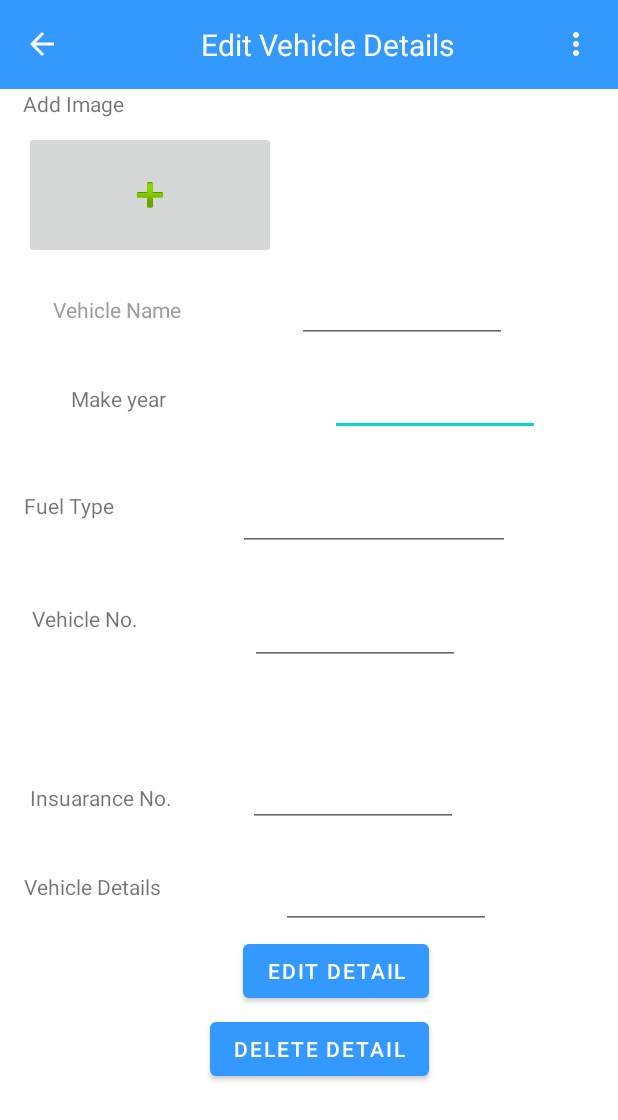
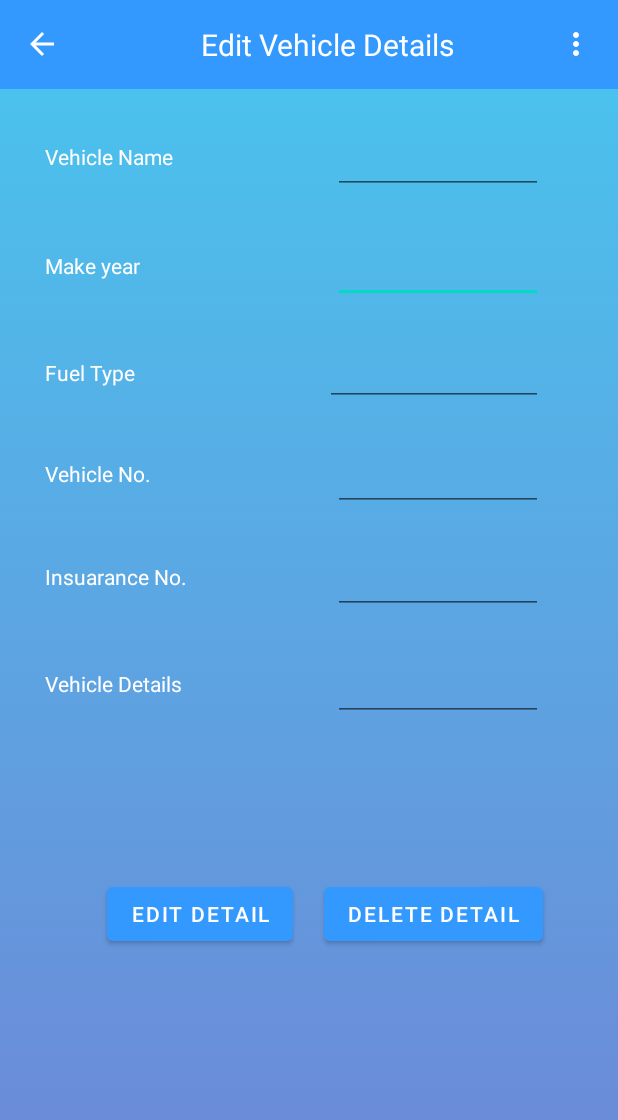
Before and after one commit to SulakshanaGeeth/slcybercrew, an Android app: the editvehicaldetails screen opened directly, with no data from a screen before it, on a phone screen of 412 x 824 dp. Shown: the top 1120 px of the screen. Run offline under Robolectric (Android 15) with nearby library versions, the phone set to English and light mode, and no system bars.

Commit message:
finalized Add vehicle part

```diff
--- /dev/null
+++ b/app/src/main/res/drawable/gradient_background.xml
@@ -0,0 +1,10 @@
+<?xml version="1.0" encoding="utf-8"?>
+<selector xmlns:android="http://schemas.android.com/apk/res/android">
+
+    <item>
+        <shape>
+            <gradient android:angle="90" android:startColor="#6f86d6" android:endColor="#48c6ef" android:type="linear"/>
+        </shape>
+    </item>
+
+</selector>
--- a/app/src/main/res/layout/activity_editvehicaldetails.xml
+++ b/app/src/main/res/layout/activity_editvehicaldetails.xml
@@ -4,7 +4,7 @@
     xmlns:tools="http://schemas.android.com/tools"
     android:layout_width="match_parent"
     android:layout_height="match_parent"
-    android:background="#FFFFFF"
+    android:background="@drawable/gradient_background"
     tools:context=".entervehicledetail">
 
     <include
@@ -13,47 +13,25 @@
 
 
     <TextView
-        android:id="@+id/textView2"
-        android:layout_width="wrap_content"
-        android:layout_height="wrap_content"
-        android:text="@string/addimage"
-        app:layout_constraintEnd_toEndOf="parent"
-        app:layout_constraintHorizontal_bias="0.045"
+        android:id="@+id/textView3"
+        android:layout_width="92dp"
+        android:layout_height="37dp"
+        android:layout_marginStart="30dp"
+        android:layout_marginTop="35dp"
+        android:text="@string/model2"
+        android:textColor="#FDFDFD"
+        android:textSize="14sp"
         app:layout_constraintStart_toStartOf="parent"
         app:layout_constraintTop_toBottomOf="@+id/include2" />
 
-    <ImageButton
-        android:id="@+id/imageButton"
-        android:layout_width="168dp"
-        android:layout_height="85dp"
-        android:layout_marginTop="28dp"
-        app:layout_constraintEnd_toEndOf="parent"
-        app:layout_constraintHorizontal_bias="0.065"
-        app:layout_constraintStart_toStartOf="parent"
-        app:layout_constraintTop_toTopOf="@+id/textView2"
-        app:srcCompat="@android:drawable/ic_input_add" />
-
-    <TextView
-        android:id="@+id/textView3"
-        android:layout_width="wrap_content"
-        android:layout_height="wrap_content"
-        android:layout_marginTop="24dp"
-        android:text="@string/model2"
-        android:textColor="#9E9D9D"
-        android:textSize="14sp"
-        app:layout_constraintEnd_toEndOf="parent"
-        app:layout_constraintHorizontal_bias="0.108"
-        app:layout_constraintStart_toStartOf="parent"
-        app:layout_constraintTop_toBottomOf="@+id/imageButton" />
-
     <TextView
         android:id="@+id/textView4"
-        android:layout_width="wrap_content"
-        android:layout_height="wrap_content"
-        android:layout_marginTop="40dp"
+        android:layout_width="80dp"
+        android:layout_height="36dp"
+        android:layout_marginStart="30dp"
+        android:layout_marginTop="35dp"
         android:text="@string/makeyear2"
-        app:layout_constraintEnd_toStartOf="@+id/et_edit_vehicle_year"
-        app:layout_constraintHorizontal_bias="0.301"
+        android:textColor="#FFFFFF"
         app:layout_constraintStart_toStartOf="parent"
         app:layout_constraintTop_toBottomOf="@+id/textView3" />
 
@@ -61,7 +39,7 @@
         android:id="@+id/et_edit_vehicle_year"
         android:layout_width="wrap_content"
         android:layout_height="wrap_content"
-        android:layout_marginEnd="52dp"
+        android:layout_marginEnd="50dp"
         android:ems="10"
         android:inputType="textPersonName"
         android:minHeight="48dp"
@@ -74,35 +52,34 @@
         android:id="@+id/et_edit_vehicle_name"
         android:layout_width="wrap_content"
         android:layout_height="wrap_content"
-        android:layout_marginTop="8dp"
+        android:layout_marginEnd="50dp"
         android:ems="10"
         android:inputType="textPersonName"
         android:minHeight="48dp"
         android:text="@string/model"
         android:textSize="12sp"
-        app:layout_constraintEnd_toEndOf="parent"
-        app:layout_constraintHorizontal_bias="0.509"
-        app:layout_constraintStart_toEndOf="@+id/textView3"
-        app:layout_constraintTop_toBottomOf="@+id/imageButton" />
+        app:layout_constraintBaseline_toBaselineOf="@+id/textView3"
+        app:layout_constraintEnd_toEndOf="parent" />
 
     <TextView
         android:id="@+id/textView5"
-        android:layout_width="wrap_content"
-        android:layout_height="wrap_content"
-        android:layout_marginStart="16dp"
-        android:layout_marginTop="52dp"
+        android:layout_width="80dp"
+        android:layout_height="32dp"
+        android:layout_marginStart="30dp"
+        android:layout_marginTop="35dp"
         android:text="@string/fueltype"
+        android:textColor="#FFFFFF"
         app:layout_constraintStart_toStartOf="parent"
         app:layout_constraintTop_toBottomOf="@+id/textView4" />
 
     <TextView
         android:id="@+id/textView7"
-        android:layout_width="wrap_content"
-        android:layout_height="wrap_content"
-        android:layout_marginTop="56dp"
+        android:layout_width="93dp"
+        android:layout_height="33dp"
+        android:layout_marginStart="30dp"
+        android:layout_marginTop="35dp"
         android:text="Vehicle No."
-        app:layout_constraintEnd_toStartOf="@+id/et_edit_vehicle_no"
-        app:layout_constraintHorizontal_bias="0.219"
+        android:textColor="#FFFFFF"
         app:layout_constraintStart_toStartOf="parent"
         app:layout_constraintTop_toBottomOf="@+id/textView5" />
 
@@ -110,36 +87,34 @@
         android:id="@+id/et_edit_vehicle_no"
         android:layout_width="wrap_content"
         android:layout_height="wrap_content"
-        android:layout_marginTop="28dp"
+        android:layout_marginEnd="50dp"
         android:ems="10"
         android:inputType="textPersonName"
         android:minHeight="48dp"
         android:text="@string/licenceno"
         android:textSize="12sp"
-        app:layout_constraintEnd_toEndOf="parent"
-        app:layout_constraintHorizontal_bias="0.612"
-        app:layout_constraintStart_toStartOf="parent"
-        app:layout_constraintTop_toBottomOf="@+id/et_edit_fuel_type" />
+        app:layout_constraintBaseline_toBaselineOf="@+id/textView7"
+        app:layout_constraintEnd_toEndOf="parent" />
 
     <TextView
         android:id="@+id/textView9"
-        android:layout_width="wrap_content"
-        android:layout_height="wrap_content"
-        android:layout_marginTop="100dp"
+        android:layout_width="117dp"
+        android:layout_height="36dp"
+        android:layout_marginStart="30dp"
+        android:layout_marginTop="35dp"
         android:text="Insuarance No."
-        app:layout_constraintEnd_toEndOf="parent"
-        app:layout_constraintHorizontal_bias="0.063"
+        android:textColor="#FFFFFF"
         app:layout_constraintStart_toStartOf="parent"
         app:layout_constraintTop_toBottomOf="@+id/textView7" />
 
     <TextView
         android:id="@+id/textView12"
-        android:layout_width="wrap_content"
-        android:layout_height="wrap_content"
-        android:layout_marginTop="40dp"
+        android:layout_width="126dp"
+        android:layout_height="39dp"
+        android:layout_marginStart="30dp"
+        android:layout_marginTop="35dp"
         android:text="Vehicle Details"
-        app:layout_constraintEnd_toEndOf="parent"
-        app:layout_constraintHorizontal_bias="0.05"
+        android:textColor="#FFFFFF"
         app:layout_constraintStart_toStartOf="parent"
         app:layout_constraintTop_toBottomOf="@+id/textView9" />
 
@@ -147,67 +122,59 @@
         android:id="@+id/et_edit_insurance_no"
         android:layout_width="wrap_content"
         android:layout_height="wrap_content"
-        android:layout_marginTop="60dp"
+        android:layout_marginEnd="50dp"
         android:ems="10"
         android:inputType="textPersonName"
         android:minHeight="48dp"
         android:text="@string/insuarance"
         android:textSize="12sp"
-        app:layout_constraintEnd_toEndOf="parent"
-        app:layout_constraintHorizontal_bias="0.322"
-        app:layout_constraintStart_toEndOf="@+id/textView9"
-        app:layout_constraintTop_toBottomOf="@+id/et_edit_vehicle_no" />
+        app:layout_constraintBaseline_toBaselineOf="@+id/textView9"
+        app:layout_constraintEnd_toEndOf="parent" />
 
     <EditText
         android:id="@+id/et_edit_vehicle_details"
         android:layout_width="wrap_content"
         android:layout_height="wrap_content"
-        android:layout_marginTop="20dp"
+        android:layout_marginEnd="50dp"
         android:ems="10"
         android:inputType="textPersonName"
         android:minHeight="48dp"
         android:text="@string/notes"
         android:textSize="12sp"
-        app:layout_constraintEnd_toEndOf="parent"
-        app:layout_constraintHorizontal_bias="0.487"
-        app:layout_constraintStart_toEndOf="@+id/textView12"
-        app:layout_constraintTop_toBottomOf="@+id/et_edit_insurance_no" />
+        app:layout_constraintBaseline_toBaselineOf="@+id/textView12"
+        app:layout_constraintEnd_toEndOf="parent" />
 
     <Button
         android:id="@+id/btn_edit_vehicle"
         android:layout_width="wrap_content"
         android:layout_height="wrap_content"
-        android:layout_marginTop="4dp"
+        android:layout_marginStart="50dp"
+        android:layout_marginTop="100dp"
         android:text="Edit Detail"
         app:backgroundTint="#3399FF"
-        app:layout_constraintEnd_toEndOf="parent"
-        app:layout_constraintHorizontal_bias="0.562"
+        app:layout_constraintEnd_toStartOf="@+id/btn_delete_vehicle"
         app:layout_constraintStart_toStartOf="parent"
-        app:layout_constraintTop_toBottomOf="@+id/et_edit_vehicle_details" />
+        app:layout_constraintTop_toBottomOf="@+id/textView12" />
 
     <EditText
         android:id="@+id/et_edit_fuel_type"
-        android:layout_width="181dp"
-        android:layout_height="48dp"
-        android:layout_marginTop="44dp"
+        android:layout_width="145dp"
+        android:layout_height="46dp"
+        android:layout_marginEnd="50dp"
         android:ems="10"
         android:inputType="textPersonName"
-        app:layout_constraintEnd_toEndOf="parent"
-        app:layout_constraintHorizontal_bias="0.533"
-        app:layout_constraintStart_toEndOf="@+id/textView5"
-        app:layout_constraintTop_toBottomOf="@+id/textView4" />
+        app:layout_constraintBaseline_toBaselineOf="@+id/textView5"
+        app:layout_constraintEnd_toEndOf="parent" />
 
     <Button
         android:id="@+id/btn_delete_vehicle"
         android:layout_width="wrap_content"
         android:layout_height="wrap_content"
-        android:layout_marginTop="4dp"
+        android:layout_marginEnd="50dp"
         android:text="Delete Detail"
         app:backgroundTint="#3399FF"
-        app:layout_constraintEnd_toEndOf="parent"
-        app:layout_constraintHorizontal_bias="0.526"
-        app:layout_constraintStart_toStartOf="parent"
-        app:layout_constraintTop_toBottomOf="@+id/btn_edit_vehicle" />
+        app:layout_constraintBaseline_toBaselineOf="@+id/btn_edit_vehicle"
+        app:layout_constraintEnd_toEndOf="parent" />
 
 
 </androidx.constraintlayout.widget.ConstraintLayout>
--- a/app/src/main/res/layout/activity_vehicle.xml
+++ b/app/src/main/res/layout/activity_vehicle.xml
@@ -4,7 +4,8 @@
     xmlns:tools="http://schemas.android.com/tools"
     android:layout_width="match_parent"
     android:layout_height="match_parent"
-    tools:context=".vehicle">
+    tools:context=".vehicle"
+    android:background="@drawable/gradient_background">
 
 
     <include
```
Also changed, not shown: app/src/main/res/layout/activity_entervehicledetail.xml (+56 -87 lines), app/src/main/res/layout/vehicle_row.xml (+37 -28 lines).
